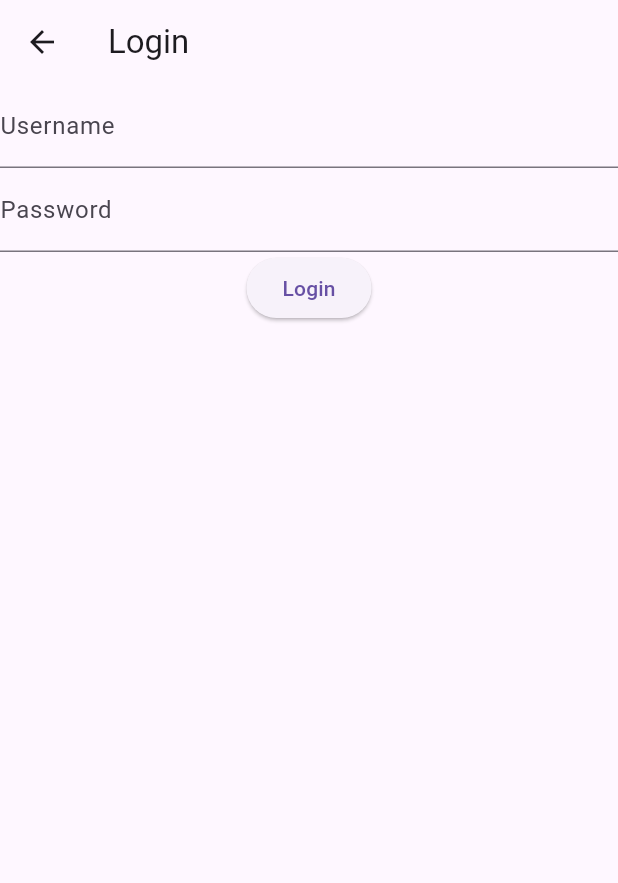
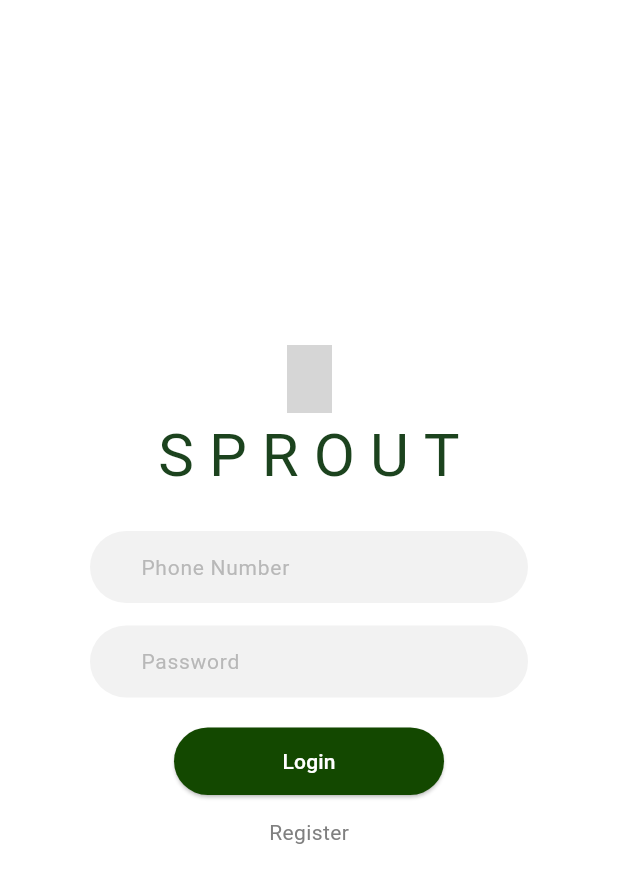
Before and after one commit to etadesse2/Sprout, a Flutter app: the screen it shows after launch, after a tap on "Login", on a phone screen of 412 x 824 dp. Shown: the top 883 px of the screen. Run offline on Flutter 3.47's test engine with Material 3 defaults, Android fonts, the phone set to English and light mode, and no system bars; our stand-ins replace shared_preferences; grey boxes are pictures that could not be loaded.

Commit message:
UI layout

```diff
--- a/sprouts/lib/login_screen.dart
+++ b/sprouts/lib/login_screen.dart
@@ -27,24 +27,98 @@ class LoginScreen extends StatelessWidget {
 
   @override
   Widget build(BuildContext context) {
-    return Scaffold(
-      appBar: AppBar(title: Text('Login')),
-      body: Column(
-        children: <Widget>[
-          TextField(
-            controller: _usernameController,
-            decoration: InputDecoration(labelText: 'Username'),
+    return MaterialApp(
+      home: Scaffold(
+        backgroundColor: Colors.white,
+        body: Padding(
+          padding: const EdgeInsets.only(left: 60, right: 60),
+          child: Center(
+            child: Column(
+              children: [
+                const Padding(
+                  padding: EdgeInsets.only(top: 230),
+                  child: Image(
+                    image: AssetImage('assets/images/leaf.png'),
+                    height: 45,
+                    width: 30,
+                  ),
+                ),
+                const Padding(
+                  padding: EdgeInsets.only(bottom: 22.0),
+                  child: Text(
+                    'SPROUT',
+                    style: TextStyle(
+                        letterSpacing: 10,
+                        fontSize: 40,
+                        color: Color.fromARGB(255, 28, 67, 30)),
+                  ),
+                ),
+                TextField(
+                  decoration: InputDecoration(
+                    border: const OutlineInputBorder(),
+                    hintText: 'Phone Number',
+                    contentPadding: const EdgeInsets.only(left: 30),
+                    hintStyle:
+                        const TextStyle(fontSize: 14, color: Color(0xFFB8B8B8)),
+                    filled: true,
+                    fillColor: const Color(0xFFF2F2F2),
+                    enabledBorder: OutlineInputBorder(
+                      borderRadius: BorderRadius.circular(40),
+                      borderSide: BorderSide.none,
+                    ),
+                    focusedBorder: OutlineInputBorder(
+                        borderRadius: BorderRadius.circular(25),
+                        borderSide: const BorderSide(color: Color(0xFF134800))),
+                  ),
+                ),
+                const SizedBox(
+                  height: 15,
+                ),
+                TextField(
+                  decoration: InputDecoration(
+                    border: const OutlineInputBorder(),
+                    hintText: 'Password',
+                    contentPadding: const EdgeInsets.only(left: 30),
+                    hintStyle:
+                        const TextStyle(fontSize: 14, color: Color(0xFFB8B8B8)),
+                    filled: true,
+                    fillColor: const Color(0xFFF2F2F2),
+                    enabledBorder: OutlineInputBorder(
+                      borderRadius: BorderRadius.circular(40),
+                      borderSide: BorderSide.none,
+                    ),
+                    focusedBorder: OutlineInputBorder(
+                        borderRadius: BorderRadius.circular(25),
+                        borderSide: const BorderSide(color: Color(0xFF134800))),
+                  ),
+                ),
+                SizedBox(
+                  width: 180,
+                  height: 65,
+                  child: Padding(
+                    padding: const EdgeInsets.only(top: 20.0),
+                    child: ElevatedButton(
+                      onPressed: () {},
+                      style: ElevatedButton.styleFrom(
+                          backgroundColor: const Color(0xFF134800)),
+                      child: const Text('Login',
+                          style: TextStyle(color: Colors.white)),
+                    ),
+                  ),
+                ),
+                const Padding(
+                  padding: EdgeInsets.only(top: 15.0),
+                  child: Text(
+                    'Register',
+                    style: TextStyle(
+                      color: Color.fromARGB(255, 128, 128, 128),
+                    ),
+                  ),
+                ),
+              ],
+            ),
           ),
-          TextField(
-            controller: _passwordController,
-            decoration: InputDecoration(labelText: 'Password'),
-            obscureText: true,
-          ),
-          ElevatedButton(
-            onPressed: () => _login(context),
-            child: const Text('Login'),
-          ),
-        ],
+        ),
       ),
     );
   }
```
